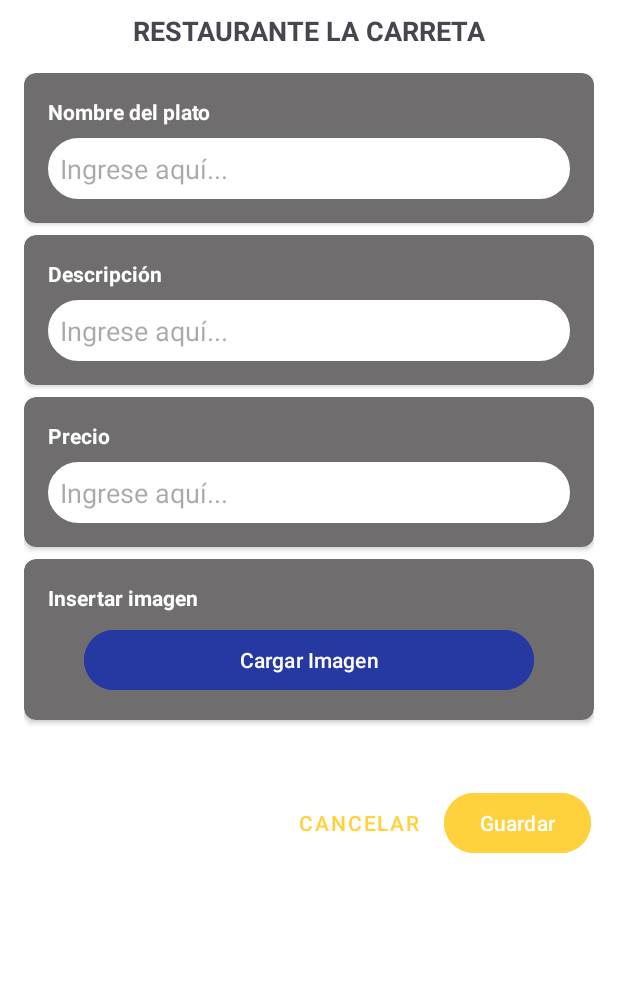
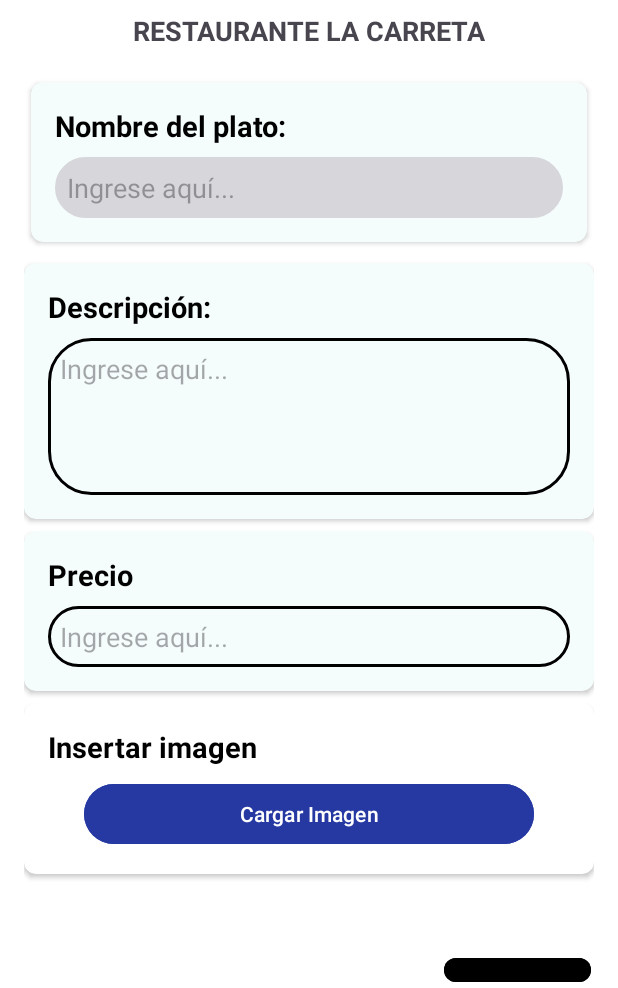
Before and after one commit to estemen27/explora_colombia_app, an Android app: the EditMenu screen opened directly, with no data from a screen before it, on a phone screen of 412 x 824 dp, the part 248-1236 px from its top. Run offline under Robolectric (Android 15) with nearby library versions, the phone set to English and light mode, and no system bars; our stand-ins replace Firebase (no records; nobody signed in at launch, a user with empty details on screens opened directly); pictures from the network do not load.

Commit message:
Estilizacion interfaz de emprendederos v2

```diff
--- a/app/src/main/res/drawable/border_description.xml
+++ b/app/src/main/res/drawable/border_description.xml
@@ -1,4 +1,13 @@
 <?xml version="1.0" encoding="utf-8"?>
 <shape xmlns:android="http://schemas.android.com/apk/res/android">
-
+    <solid android:color="@android:color/transparent" /> <!-- Fondo transparente -->
+    <stroke
+        android:color="@android:color/black"
+        android:width="2dp"/> <!-- Color del borde -->
+    <corners android:radius="28dp" /> <!-- Bordes redondeados -->
+    <padding
+        android:left="4dp"
+        android:top="4dp"
+        android:right="4dp"
+        android:bottom="4dp" />
 </shape>
--- a/app/src/main/res/drawable/borderingwhite.xml
+++ b/app/src/main/res/drawable/borderingwhite.xml
@@ -3,7 +3,7 @@
 
     <stroke android:color="@color/grey"
         android:width="2dp"/>
-    <corners android:radius="40dp"/>
+    <corners android:radius="26dp"/>
 
 
 </shape>
--- a/app/src/main/res/layout/activity_edit_menu.xml
+++ b/app/src/main/res/layout/activity_edit_menu.xml
@@ -33,16 +33,54 @@
 
     <LinearLayout
         android:layout_width="match_parent"
-        android:layout_height="wrap_content"
+        android:layout_height="609dp"
         android:layout_below="@id/titleText"
         android:orientation="vertical"
-        android:padding="16dp">
+        android:padding="16dp"
+        android:elevation="4dp">
 
         <androidx.cardview.widget.CardView
             android:layout_width="match_parent"
             android:layout_height="wrap_content"
             android:layout_marginBottom="8dp"
-            app:cardBackgroundColor="@color/dark_grey"
+            app:cardBackgroundColor="#f5fcfc"
+            app:cardCornerRadius="8dp"
+            android:elevation="30dp"
+            app:cardUseCompatPadding="true">
+
+            <LinearLayout
+                android:layout_width="match_parent"
+                android:layout_height="wrap_content"
+                android:orientation="vertical"
+                android:padding="16dp"
+                android:elevation="4dp">
+
+                <TextView
+                    android:layout_width="wrap_content"
+                    android:layout_height="wrap_content"
+                    android:text="Nombre del plato: "
+                    android:textColor="@color/black"
+                    android:textSize="19sp"
+                    android:textStyle="bold" />
+
+                <EditText
+                    android:id="@+id/nombrePlato"
+                    android:layout_width="match_parent"
+                    android:layout_height="wrap_content"
+                    android:layout_marginTop="8dp"
+                    android:background="@drawable/borderingwhite"
+                    android:backgroundTint="@color/lightWhite"
+                    android:hint="Ingrese aquí..."
+                    android:padding="8dp"
+                    android:textColor="@color/black" />
+            </LinearLayout>
+        </androidx.cardview.widget.CardView>
+
+        <androidx.cardview.widget.CardView
+            android:layout_width="match_parent"
+            android:layout_height="wrap_content"
+            android:layout_marginBottom="8dp"
+            app:cardBackgroundColor="#f5fcfc"
             app:cardCornerRadius="8dp">
 
             <LinearLayout
@@ -54,19 +92,25 @@
                 <TextView
                     android:layout_width="wrap_content"
                     android:layout_height="wrap_content"
-                    android:text="Nombre del plato"
-                    android:textColor="@color/white"
-                    android:textStyle="bold"/>
+                    android:text="Descripción:"
+                    android:textColor="@color/black"
+                    android:textSize="19sp"
+                    android:textStyle="bold" />
 
                 <EditText
-                    android:id="@+id/nombrePlato"
+                    android:id="@+id/desMenu"
                     android:layout_width="match_parent"
                     android:layout_height="wrap_content"
                     android:layout_marginTop="8dp"
+                    android:background="@drawable/border_description"
+                    android:gravity="top|start"
                     android:hint="Ingrese aquí..."
+                    android:inputType="textMultiLine"
+                    android:lines="4"
+                    android:minLines="4"
                     android:padding="8dp"
-                    android:backgroundTint="@color/white"
-                    android:background="@drawable/borderingwhite"/>
+                    android:scrollbars="vertical"
+                    android:scrollHorizontally="false" />
             </LinearLayout>
         </androidx.cardview.widget.CardView>
 
@@ -74,39 +118,7 @@
             android:layout_width="match_parent"
             android:layout_height="wrap_content"
             android:layout_marginBottom="8dp"
-            app:cardBackgroundColor="#6F6D6D"
-            app:cardCornerRadius="8dp">
-
-            <LinearLayout
-                android:layout_width="match_parent"
-                android:layout_height="wrap_content"
-                android:orientation="vertical"
-                android:padding="16dp">
-
-                <TextView
-                    android:layout_width="wrap_content"
-                    android:layout_height="wrap_content"
-                    android:text="Descripción"
-                    android:textColor="@color/white"
-                    android:textStyle="bold"/>
-
-                <EditText
-                    android:id="@+id/desMenu"
-                    android:layout_width="match_parent"
-                    android:layout_height="wrap_content"
-                    android:layout_marginTop="8dp"
-                    android:hint="Ingrese aquí..."
-                    android:padding="8dp"
-                    android:backgroundTint="@color/white"
-                    android:background="@drawable/borderingwhite"/>
-            </LinearLayout>
-        </androidx.cardview.widget.CardView>
-
-        <androidx.cardview.widget.CardView
-            android:layout_width="match_parent"
-            android:layout_height="wrap_content"
-            android:layout_marginBottom="8dp"
-            app:cardBackgroundColor="#6F6D6D"
+            app:cardBackgroundColor="#f5fcfc"
             app:cardCornerRadius="8dp">
 
             <LinearLayout
@@ -119,19 +131,19 @@
                     android:layout_width="wrap_content"
                     android:layout_height="wrap_content"
                     android:text="Precio"
-                    android:textColor="@color/white"
-                    android:textStyle="bold"/>
+                    android:textColor="@color/black"
+                    android:textSize="19sp"
+                    android:textStyle="bold" />
 
                 <EditText
                     android:id="@+id/precioMenu"
                     android:layout_width="match_parent"
                     android:layout_height="wrap_content"
                     android:layout_marginTop="8dp"
-                    android:backgroundTint="@color/white"
-                    android:background="@drawable/borderingwhite"
+                    android:background="@drawable/border_description"
                     android:hint="Ingrese aquí..."
-                    android:padding="8dp"
-                    android:inputType="numberDecimal"/>
+                    android:inputType="numberDecimal"
+                    android:padding="8dp" />
             </LinearLayout>
         </androidx.cardview.widget.CardView>
 
@@ -139,7 +151,7 @@
             android:layout_width="match_parent"
             android:layout_height="wrap_content"
             android:layout_marginBottom="8dp"
-            app:cardBackgroundColor="#6F6D6D"
+            app:cardBackgroundColor="@color/white"
             app:cardCornerRadius="8dp">
 
             <LinearLayout
@@ -152,24 +164,25 @@
                     android:layout_width="wrap_content"
                     android:layout_height="wrap_content"
                     android:text="Insertar imagen"
-                    android:textColor="@color/white"
-                    android:textStyle="bold"/>
+                    android:textColor="@color/black"
+                    android:textSize="19sp"
+                    android:textStyle="bold" />
 
                 <ImageView
                     android:id="@+id/photoPlate"
                     android:layout_width="match_parent"
                     android:layout_height="100dp"
-                    android:visibility="gone"/>
+                    android:visibility="gone" />
 
                 <Button
                     android:id="@+id/imgBtnMenu"
                     android:layout_width="300dp"
                     android:layout_height="wrap_content"
+                    android:layout_gravity="center"
                     android:layout_marginTop="8dp"
                     android:backgroundTint="@color/blue1"
                     android:text="Cargar Imagen"
-                    android:textColor="@color/white"
-                    android:layout_gravity="center"/>
+                    android:textColor="@color/white" />
             </LinearLayout>
         </androidx.cardview.widget.CardView>
     </LinearLayout>
@@ -179,7 +192,7 @@
         android:layout_height="wrap_content"
         android:orientation="horizontal"
         android:gravity="end"
-        android:layout_marginTop="690dp"
+        android:layout_marginTop="800dp"
         android:layout_marginRight="18dp">
 
         <Button
@@ -187,7 +200,7 @@
             android:layout_width="wrap_content"
             android:layout_height="wrap_content"
             android:text="Cancelar"
-            android:textColor="@color/yellow"
+            android:textColor="@color/black"
             style="@style/Widget.MaterialComponents.Button.TextButton"/>
 
         <Button
@@ -196,7 +209,7 @@
             android:layout_height="wrap_content"
             android:text="Guardar"
             android:layout_marginStart="8dp"
-            android:backgroundTint="@color/yellow"/>
+            android:backgroundTint="@color/black"/>
     </LinearLayout>
 
 </RelativeLayout>
```
Also changed, not shown: app/src/main/res/layout/activity_detail.xml (+6 -4 lines), app/src/main/res/layout/activity_edit_contact.xml (+25 -20 lines), app/src/main/res/layout/activity_edit_descuento.xml (+30 -17 lines), app/src/main/res/layout/activity_edit_gallery.xml (+23 -12 lines), app/src/main/res/layout/activity_main.xml (+41 -39 lines), app/src/main/res/layout/activity_menu.xml (+31 -19 lines), app/src/main/res/layout/activity_offer.xml (+10 -8 lines), app/src/main/res/layout/activity_plate_edit.xml (+22 -14 lines).
